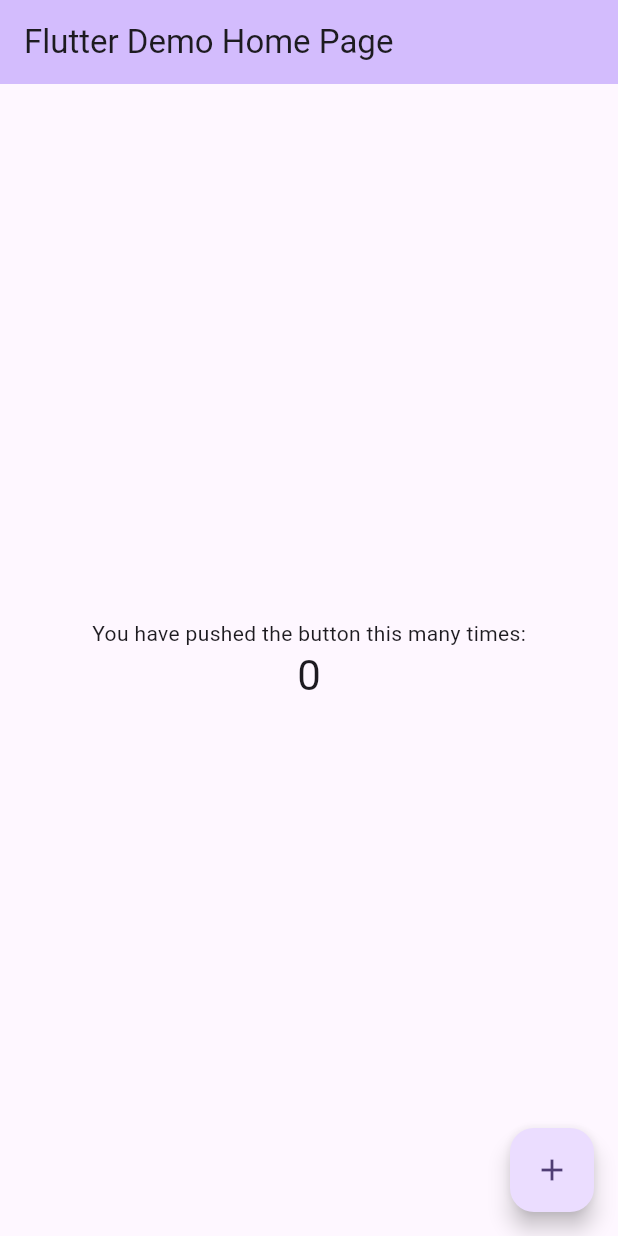
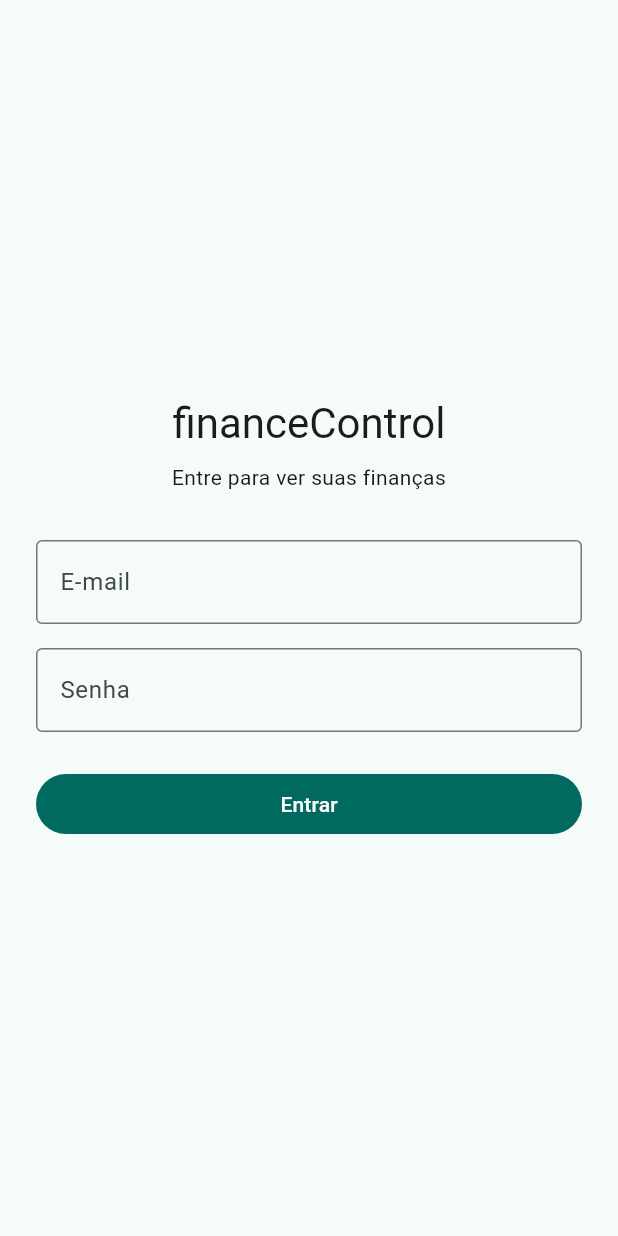
Before and after one commit to Henry-FTres/financeControl-mobile, a Flutter app: the screen it shows after launch, on a phone screen of 412 x 824 dp. Run offline on Flutter 3.47's test engine with Material 3 defaults, Android fonts, the phone set to English and light mode, and no system bars; our stand-ins replace material_ui, shared_preferences.

Commit message:
feat: Added API and login screen services.

```diff
--- a/lib/main.dart
+++ b/lib/main.dart
@@ -1,122 +1,24 @@
 import 'package:material_ui/material_ui.dart';
 
+import 'screens/login_screen.dart';
+
 void main() {
-  runApp(const MyApp());
+  runApp(const FinanceControlApp());
 }
 
-class MyApp extends StatelessWidget {
-  const MyApp({super.key});
+// Raiz do app: define o tema e qual é a primeira tela
+class FinanceControlApp extends StatelessWidget {
+  const FinanceControlApp({super.key});
 
-  // This widget is the root of your application.
   @override
   Widget build(BuildContext context) {
     return MaterialApp(
-      title: 'Flutter Demo',
+      title: 'financeControl',
+      debugShowCheckedModeBanner: false,
       theme: ThemeData(
-        // This is the theme of your application.
-        //
-        // TRY THIS: Try running your application with "flutter run". You'll see
-        // the application has a purple toolbar. Then, without quitting the app,
-        // try changing the seedColor in the colorScheme below to Colors.green
-        // and then invoke "hot reload" (save your changes or press the "hot
-        // reload" button in a Flutter-supported IDE, or press "r" if you used
-        // the command line to start the app).
-        //
-        // Notice that the counter didn't reset back to zero; the application
-        // state is not lost during the reload. To reset the state, use hot
-        // restart instead.
-        //
-        // This works for code too, not just values: Most code changes can be
-        // tested with just a hot reload.
-        colorScheme: .fromSeed(seedColor: Colors.deepPurple),
+        colorScheme: ColorScheme.fromSeed(seedColor: Colors.teal),
       ),
-      home: const MyHomePage(title: 'Flutter Demo Home Page'),
+      home: const LoginScreen(),
     );
   }
 }
-
-class MyHomePage extends StatefulWidget {
-  const MyHomePage({super.key, required this.title});
-
-  // This widget is the home page of your application. It is stateful, meaning
-  // that it has a State object (defined below) that contains fields that affect
-  // how it looks.
-
-  // This class is the configuration for the state. It holds the values (in this
-  // case the title) provided by the parent (in this case the App widget) and
-  // used by the build method of the State. Fields in a Widget subclass are
-  // always marked "final".
-
-  final String title;
-
-  @override
-  State<MyHomePage> createState() => _MyHomePageState();
-}
-
-class _MyHomePageState extends State<MyHomePage> {
-  int _counter = 0;
-
-  void _incrementCounter() {
-    setState(() {
-      // This call to setState tells the Flutter framework that something has
-      // changed in this State, which causes it to rerun the build method below
-      // so that the display can reflect the updated values. If we changed
-      // _counter without calling setState(), then the build method would not be
-      // called again, and so nothing would appear to happen.
-      _counter++;
-    });
-  }
-
-  @override
-  Widget build(BuildContext context) {
-    // This method is rerun every time setState is called, for instance as done
-    // by the _incrementCounter method above.
-    //
-    // The Flutter framework has been optimized to make rerunning build methods
-    // fast, so that you can just rebuild anything that needs updating rather
-    // than having to individually change instances of widgets.
-    return Scaffold(
-      appBar: AppBar(
-        // TRY THIS: Try changing the color here to a specific color (to
-        // Colors.amber, perhaps?) and trigger a hot reload to see the AppBar
-        // change color while the other colors stay the same.
-        backgroundColor: Theme.of(context).colorScheme.inversePrimary,
-        // Here we take the value from the MyHomePage object that was created by
-        // the App.build method, and use it to set our appbar title.
-        title: Text(widget.title),
-      ),
-      body: Center(
-        // Center is a layout widget. It takes a single child and positions it
-        // in the middle of the parent.
-        child: Column(
-          // Column is also a layout widget. It takes a list of children and
-          // arranges them vertically. By default, it sizes itself to fit its
-          // children horizontally, and tries to be as tall as its parent.
-          //
-          // Column has various properties to control how it sizes itself and
-          // how it positions its children. Here we use mainAxisAlignment to
-          // center the children vertically; the main axis here is the vertical
-          // axis because Columns are vertical (the cross axis would be
-          // horizontal).
-          //
-          // TRY THIS: Invoke "debug painting" (choose the "Toggle Debug Paint"
-          // action in the IDE, or press "p" in the console), to see the
-          // wireframe for each widget.
-          mainAxisAlignment: .center,
-          children: [
-            const Text('You have pushed the button this many times:'),
-            Text(
-              '$_counter',
-              style: Theme.of(context).textTheme.headlineMedium,
-            ),
-          ],
-        ),
-      ),
-      floatingActionButton: FloatingActionButton(
-        onPressed: _incrementCounter,
-        tooltip: 'Increment',
-        child: const Icon(Icons.add),
-      ),
-    );
-  }
-}
--- /dev/null
+++ b/lib/screens/login_screen.dart
@@ -0,0 +1,118 @@
+import 'package:material_ui/material_ui.dart';
+
+import '../services/api.dart';
+import 'home_screen.dart';
+
+class LoginScreen extends StatefulWidget {
+  const LoginScreen({super.key});
+
+  @override
+  State<LoginScreen> createState() => _LoginScreenState();
+}
+
+class _LoginScreenState extends State<LoginScreen> {
+  // Controllers: guardam o que o usuário digita em cada campo
+  final _emailController = TextEditingController();
+  final _senhaController = TextEditingController();
+
+  bool _carregando = false;
+  String? _erro;
+
+  Future<void> _entrar() async {
+    setState(() {
+      _carregando = true;
+      _erro = null;
+    });
+
+    try {
+      await login(_emailController.text.trim(), _senhaController.text);
+      if (!mounted) return;
+
+      // Troca o login pela home, sem permitir "voltar" para o login
+      Navigator.of(context).pushReplacement(
+        MaterialPageRoute(builder: (_) => const HomeScreen()),
+      );
+    } catch (e) {
+      setState(() {
+        _erro = e is ApiException
+            ? e.mensagem
+            : 'Não foi possível conectar à API.';
+      });
+    } finally {
+      if (mounted) setState(() => _carregando = false);
+    }
+  }
+
+  // Libera os controllers quando a tela é destruída
+  @override
+  void dispose() {
+    _emailController.dispose();
+    _senhaController.dispose();
+    super.dispose();
+  }
+
+  @override
+  Widget build(BuildContext context) {
+    return Scaffold(
+      body: SafeArea(
+        child: Center(
+          child: SingleChildScrollView(
+            padding: const EdgeInsets.all(24),
+            child: Column(
+              crossAxisAlignment: CrossAxisAlignment.stretch,
+              children: [
+                Text(
+                  'financeControl',
+                  textAlign: TextAlign.center,
+                  style: Theme.of(context).textTheme.headlineMedium,
+                ),
+                const SizedBox(height: 8),
+                const Text(
+                  'Entre para ver suas finanças',
+                  textAlign: TextAlign.center,
+                ),
+                const SizedBox(height: 32),
+                TextField(
+                  controller: _emailController,
+                  keyboardType: TextInputType.emailAddress,
+                  decoration: const InputDecoration(
+                    labelText: 'E-mail',
+                    border: OutlineInputBorder(),
+                  ),
+                ),
+                const SizedBox(height: 16),
+                TextField(
+                  controller: _senhaController,
+                  obscureText: true,
+                  decoration: const InputDecoration(
+                    labelText: 'Senha',
+                    border: OutlineInputBorder(),
+                  ),
+                  onSubmitted: (_) => _entrar(),
+                ),
+                if (_erro != null) ...[
+                  const SizedBox(height: 12),
+                  Text(
+                    _erro!,
+                    style: TextStyle(color: Theme.of(context).colorScheme.error),
+                  ),
+                ],
+                const SizedBox(height: 24),
+                FilledButton(
+                  onPressed: _carregando ? null : _entrar,
+                  child: _carregando
+                      ? const SizedBox(
+                          height: 20,
+                          width: 20,
+                          child: CircularProgressIndicator(strokeWidth: 2),
+                        )
+                      : const Text('Entrar'),
+                ),
+              ],
+            ),
+          ),
+        ),
+      ),
+    );
+  }
+}
--- /dev/null
+++ b/lib/services/api.dart
@@ -0,0 +1,79 @@
+import 'dart:convert';
+
+import 'package:flutter/foundation.dart' show kIsWeb;
+import 'package:http/http.dart' as http;
+
+import 'auth_storage.dart';
+
+// Endereço da API. No emulador Android, "localhost" é o próprio emulador;
+// 10.0.2.2 é o endereço do PC visto de dentro dele.
+final String apiUrl =
+    kIsWeb ? 'http://localhost:3000/api' : 'http://10.0.2.2:3000/api';
+
+// Erro vindo da API, com a mensagem pronta para mostrar na tela
+class ApiException implements Exception {
+  final String mensagem;
+  final int status;
+  ApiException(this.mensagem, this.status);
+
+  @override
+  String toString() => mensagem;
+}
+
+// A API devolve "message" como lista (erros de validação) ou como texto
+String _mensagemDeErro(dynamic dados) {
+  if (dados is Map && dados['message'] is List) {
+    return (dados['message'] as List).first.toString();
+  }
+  if (dados is Map && dados['message'] != null) {
+    return dados['message'].toString();
+  }
+  return 'Algo deu errado. Tente novamente.';
+}
+
+// Login (rota pública): se der certo, guarda o token
+Future<void> login(String email, String senha) async {
+  final resposta = await http.post(
+    Uri.parse('$apiUrl/auth/login'),
+    headers: {'Content-Type': 'application/json'},
+    body: jsonEncode({'email': email, 'password': senha}),
+  );
+
+  final dados = jsonDecode(resposta.body);
+  if (resposta.statusCode != 200) {
+    throw ApiException(_mensagemDeErro(dados), resposta.statusCode);
+  }
+  await AuthStorage.salvarToken(dados['access_token']);
+}
+
+// Rotas privadas: GET (buscar) e POST (criar), sempre com o token
+Future<dynamic> apiGet(String caminho) => _enviar('GET', caminho);
+
+Future<dynamic> apiPost(String caminho, Map<String, dynamic> corpo) =>
+    _enviar('POST', caminho, corpo);
+
+Future<dynamic> _enviar(String metodo, String caminho,
+    [Map<String, dynamic>? corpo]) async { // não serve para login, pois login não tem token, e _enviar sempre manda token
+  final token = await AuthStorage.lerToken();
+  final url = Uri.parse('$apiUrl$caminho');
+  final headers = {
+    'Content-Type': 'application/json',
+    'Authorization': 'Bearer $token',
+  };
+
+  final resposta = metodo == 'GET'
+      ? await http.get(url, headers: headers)
+      : await http.post(url, headers: headers, body: jsonEncode(corpo));
+
+  // Token expirado ou inválido: apaga e avisa a tela para voltar ao login
+  if (resposta.statusCode == 401) {
+    await AuthStorage.apagarToken();
+    throw ApiException('Sua sessão expirou. Entre novamente.', 401);
+  } // token expirado para user que ja estava logado, diferente de user não autenticado ainda, que significa email ou senha errados, que é tratado no login
+
+  final dados = resposta.body.isEmpty ? null : jsonDecode(resposta.body);
+  if (resposta.statusCode >= 400) {
+    throw ApiException(_mensagemDeErro(dados), resposta.statusCode);
+  }
+  return dados;
+}
--- a/pubspec.yaml
+++ b/pubspec.yaml
@@ -35,6 +35,8 @@ dependencies:
   # The following adds the Cupertino Icons font to your application.
   # Use with the CupertinoIcons class for iOS style icons.
   cupertino_icons: ^1.0.8
+  http: ^1.6.0
+  shared_preferences: ^2.5.6
 
 dev_dependencies:
   flutter_test:
```
Also changed, not shown: lib/screens/home_screen.dart (added, +13 -0 lines), lib/services/auth_storage.dart (added, +21 -0 lines), pubspec.lock, 1 other file.
